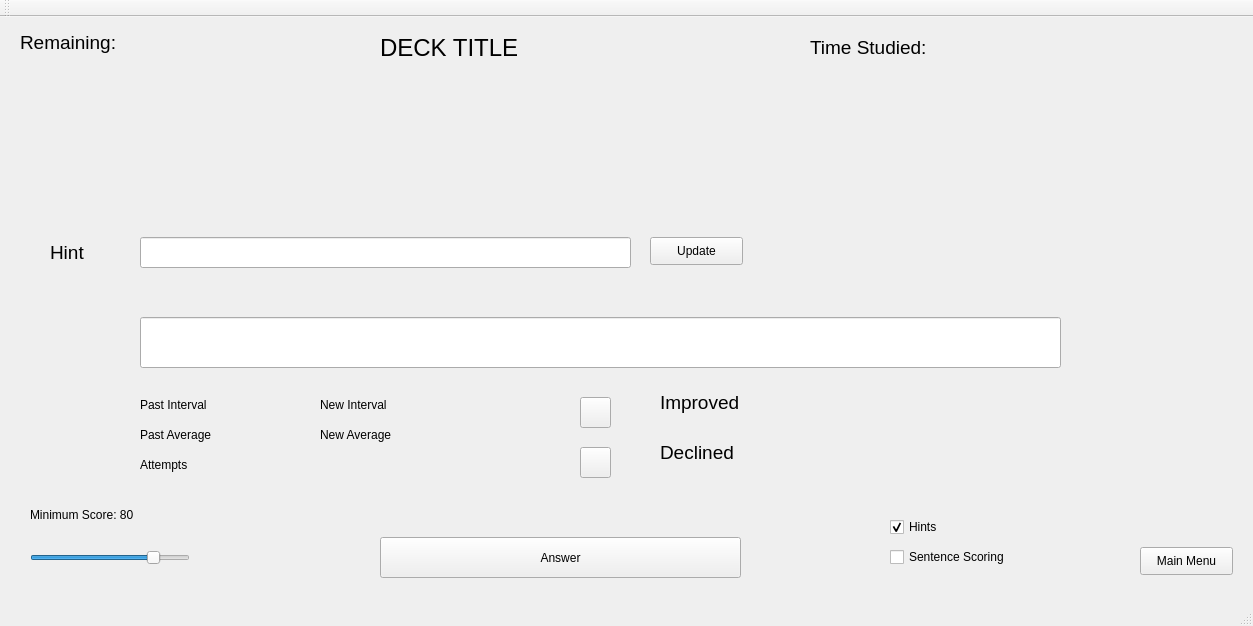
Above: mainwindow.ui from ColinBose/flashy-card before the change. Below: the same form after it.
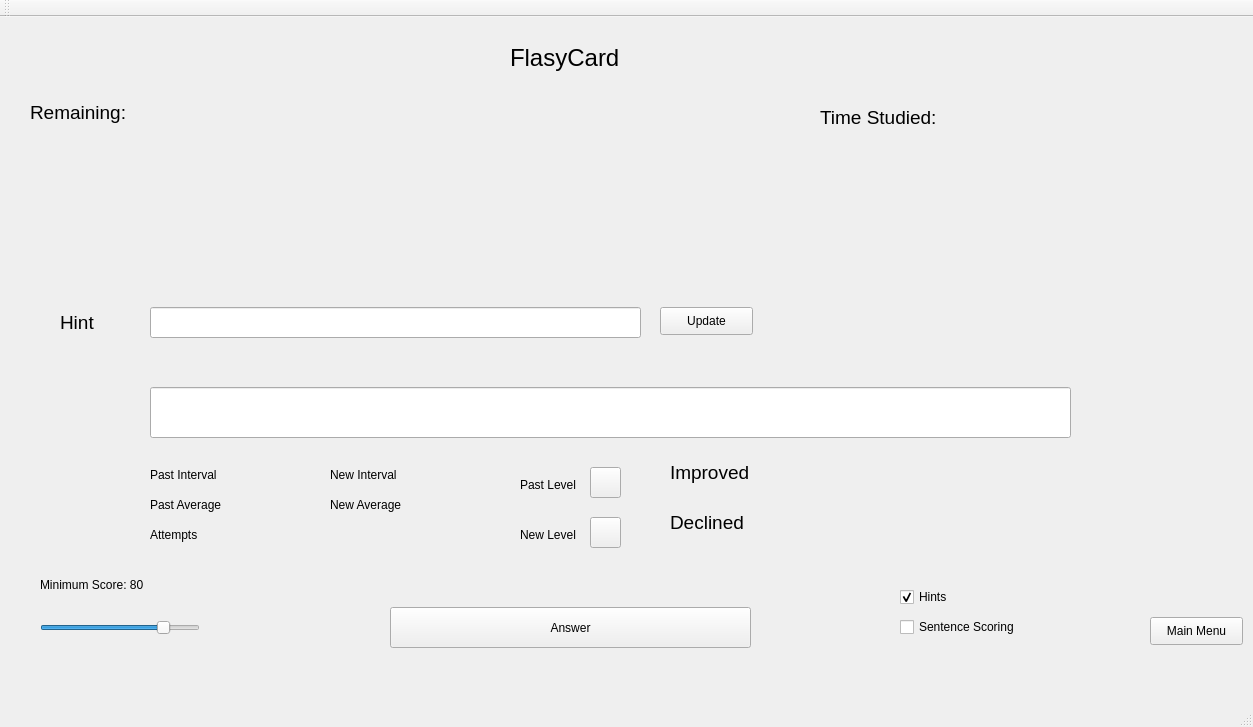
That is the form after the change. The open tabs and pages were chosen to show the change.

Patch:
```diff
--- a/mainwindow.ui
+++ b/mainwindow.ui
@@ -7,7 +7,7 @@
     <x>0</x>
     <y>0</y>
     <width>1253</width>
-    <height>626</height>
+    <height>727</height>
    </rect>
   </property>
   <property name="windowTitle">
@@ -17,10 +17,10 @@
    <widget class="QStackedWidget" name="stackedWidget">
     <property name="geometry">
      <rect>
-      <x>-10</x>
-      <y>0</y>
+      <x>0</x>
+      <y>70</y>
       <width>1251</width>
-      <height>581</height>
+      <height>611</height>
      </rect>
     </property>
     <property name="currentIndex">
@@ -803,24 +803,6 @@
        <string>Remaining:</string>
       </property>
      </widget>
-     <widget class="QLabel" name="studyTitle">
-      <property name="geometry">
-       <rect>
-        <x>390</x>
-        <y>10</y>
-        <width>311</width>
-        <height>41</height>
-       </rect>
-      </property>
-      <property name="font">
-       <font>
-        <pointsize>18</pointsize>
-       </font>
-      </property>
-      <property name="text">
-       <string>DECK TITLE</string>
-      </property>
-     </widget>
      <widget class="QLabel" name="studyFront">
       <property name="geometry">
        <rect>
@@ -1293,6 +1275,32 @@
        <string>Main Menu</string>
       </property>
      </widget>
+     <widget class="QLabel" name="label_79">
+      <property name="geometry">
+       <rect>
+        <x>520</x>
+        <y>390</y>
+        <width>61</width>
+        <height>16</height>
+       </rect>
+      </property>
+      <property name="text">
+       <string>Past Level</string>
+      </property>
+     </widget>
+     <widget class="QLabel" name="label_80">
+      <property name="geometry">
+       <rect>
+        <x>520</x>
+        <y>440</y>
+        <width>61</width>
+        <height>16</height>
+       </rect>
+      </property>
+      <property name="text">
+       <string>New Level</string>
+      </property>
+     </widget>
     </widget>
     <widget class="QWidget" name="CollectionManager">
      <widget class="QTableWidget" name="collectionUnitList">
@@ -1360,21 +1368,43 @@
       </property>
      </widget>
     </widget>
-    <widget class="QWidget" name="TestPage">
-     <widget class="QPushButton" name="pushButton">
-      <property name="geometry">
-       <rect>
-        <x>300</x>
-        <y>180</y>
-        <width>93</width>
-        <height>28</height>
-       </rect>
-      </property>
-      <property name="text">
-       <string>qt is so stupid</string>
-      </property>
-     </widget>
-    </widget>
+    <widget class="QWidget" name="MultiStudy"/>
+   </widget>
+   <widget class="QLabel" name="deckTitle">
+    <property name="geometry">
+     <rect>
+      <x>510</x>
+      <y>20</y>
+      <width>311</width>
+      <height>41</height>
+     </rect>
+    </property>
+    <property name="font">
+     <font>
+      <pointsize>18</pointsize>
+     </font>
+    </property>
+    <property name="text">
+     <string>FlasyCard</string>
+    </property>
+   </widget>
+   <widget class="QLabel" name="userName">
+    <property name="geometry">
+     <rect>
+      <x>1000</x>
+      <y>10</y>
+      <width>241</width>
+      <height>41</height>
+     </rect>
+    </property>
+    <property name="font">
+     <font>
+      <pointsize>18</pointsize>
+     </font>
+    </property>
+    <property name="text">
+     <string/>
+    </property>
    </widget>
   </widget>
   <widget class="QMenuBar" name="menuBar">
```
Left out of the diff: 58 changed lines with no effect on the pictures.
